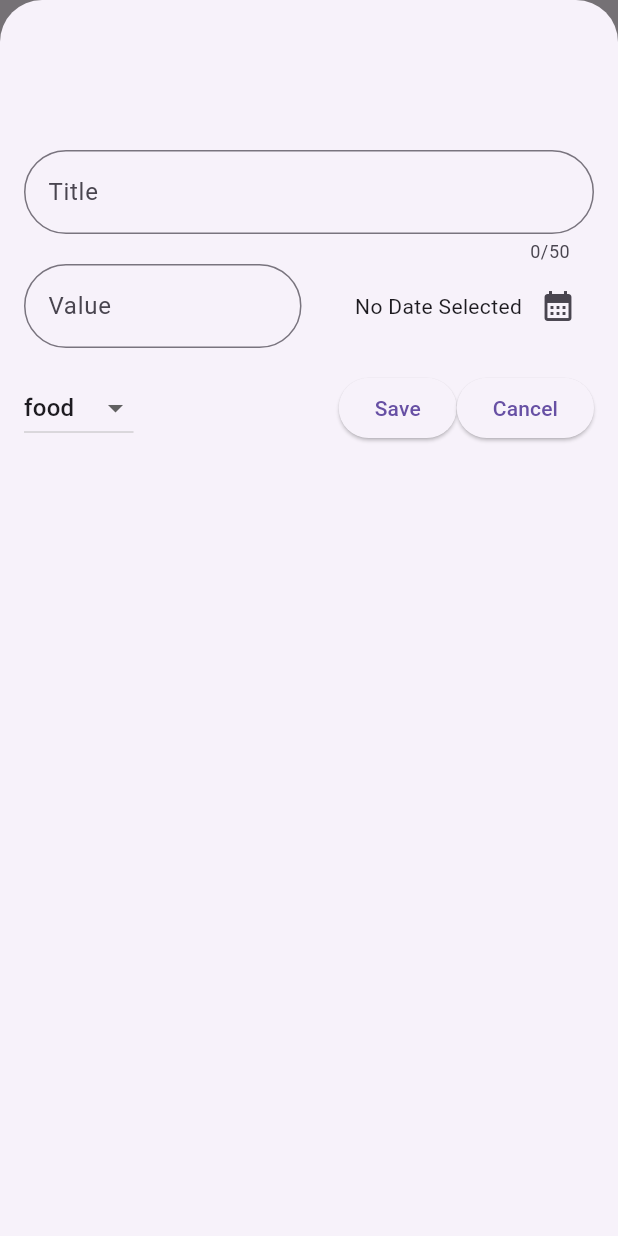
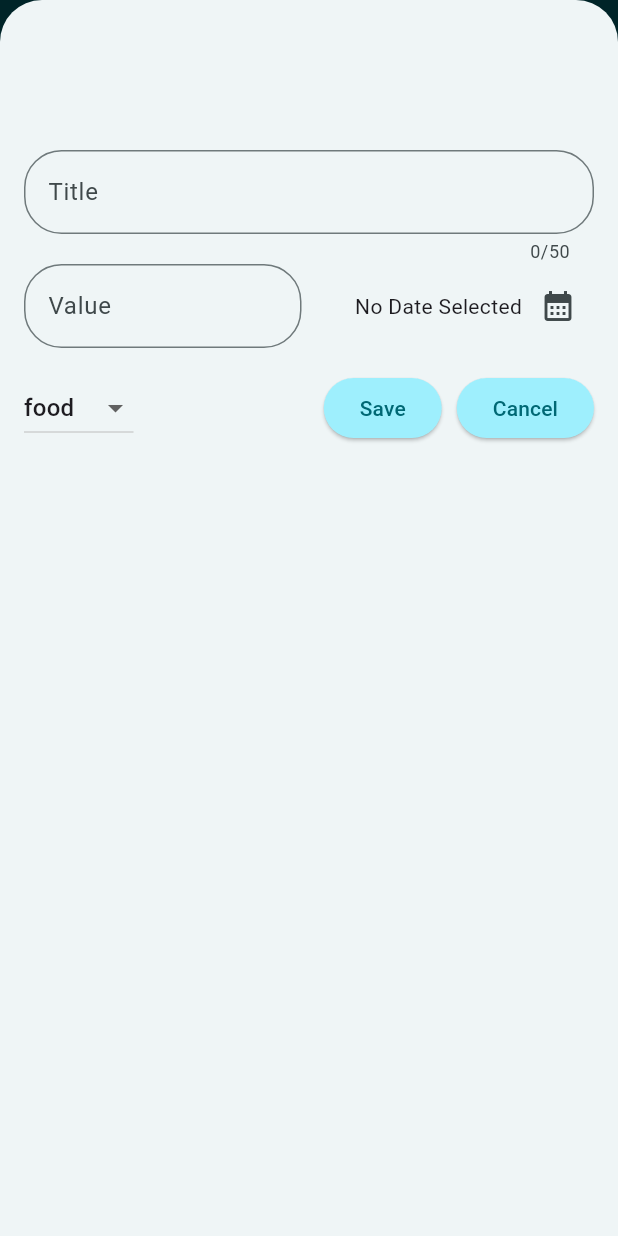
Before and after one commit to shinobi04/expense-tracker-app, a Flutter app: the screen it shows after launch, after a tap on the "add" icon, on a phone screen of 412 x 824 dp. Run offline on Flutter 3.47's test engine with Material 3 defaults, Android fonts, the phone set to English and light mode, and no system bars.

Commit message:
Expense app Completed

```diff
--- a/lib/main.dart
+++ b/lib/main.dart
@@ -1,9 +1,57 @@
 import 'package:expense_tracker/widgets/expenses.dart';
 import 'package:flutter/material.dart';
 
+var kColorScheme = ColorScheme.fromSeed(seedColor: Colors.cyan.shade400);
+var kDarkColorScheme = ColorScheme.fromSeed(
+    brightness: Brightness.dark, seedColor: Colors.blueGrey.shade800);
+
 void main() {
-  runApp(MaterialApp(
-    debugShowCheckedModeBanner: false,
-    home: Expenses(),
-  ));
+  runApp(
+    MaterialApp(
+      darkTheme: ThemeData.dark().copyWith(
+        colorScheme: kDarkColorScheme,
+        cardTheme: const CardTheme().copyWith(
+          color: kDarkColorScheme.secondaryContainer,
+          margin: const EdgeInsets.symmetric(
+            horizontal: 16,
+            vertical: 8,
+          ),
+        ),
+        elevatedButtonTheme: ElevatedButtonThemeData(
+          style: ElevatedButton.styleFrom(
+            backgroundColor: kDarkColorScheme.primaryContainer,
+            foregroundColor: kDarkColorScheme.onPrimaryContainer,
+          ),
+        ),
+      ),
+      theme: ThemeData().copyWith(
+        useMaterial3: true,
+        colorScheme: kColorScheme,
+        appBarTheme: const AppBarTheme().copyWith(
+          backgroundColor: kColorScheme.onPrimaryContainer,
+          foregroundColor: kColorScheme.primaryContainer,
+        ),
+        cardTheme: const CardTheme().copyWith(
+          color: kColorScheme.secondaryContainer,
+          margin: const EdgeInsets.symmetric(
+            horizontal: 16,
+            vertical: 8,
+          ),
+        ),
+        elevatedButtonTheme: ElevatedButtonThemeData(
+          style: ElevatedButton.styleFrom(
+            backgroundColor: kColorScheme.primaryContainer,
+          ),
+        ),
+        textTheme: ThemeData().textTheme.copyWith(
+              titleLarge: TextStyle(
+                fontWeight: FontWeight.bold,
+                color: kColorScheme.onSecondaryContainer,
+                fontSize: 16,
+              ),
+            ),
+      ),
+      home: const Expenses(),
+    ),
+  );
 }
--- a/lib/model/expense.dart
+++ b/lib/model/expense.dart
@@ -1,23 +1,18 @@
 import 'package:flutter/material.dart';
+import 'package:uuid/uuid.dart';
 import 'package:intl/intl.dart';
-import 'package:uuid/uuid.dart';
+
+final formatter = DateFormat.yMd();
 
 const uuid = Uuid();
 
-final formatter = DateFormat.yMd();
-
-enum Category {
-  food,
-  travel,
-  leisure,
-  work,
-}
+enum Category { food, travel, leisure, work }
 
 const categoryIcons = {
   Category.food: Icons.lunch_dining,
+  Category.travel: Icons.flight_takeoff,
   Category.leisure: Icons.movie,
-  Category.travel: Icons.flight_takeoff,
-  Category.work: Icons.work
+  Category.work: Icons.work,
 };
 
 class Expense {
@@ -38,3 +33,28 @@ class Expense {
     return formatter.format(date);
   }
 }
+
+class ExpenseBucket {
+  const ExpenseBucket({
+    required this.category,
+    required this.expenses,
+  });
+
+  ExpenseBucket.forCategory(List<Expense> allExpenses, this.category)
+      : expenses = allExpenses
+            .where((expense) => expense.category == category)
+            .toList();
+
+  final Category category;
+  final List<Expense> expenses;
+
+  double get totalExpenses {
+    double sum = 0;
+
+    for (final expense in expenses) {
+      sum += expense.amount; // sum = sum + expense.amount
+    }
+
+    return sum;
+  }
+}
--- a/lib/widgets/Expenses_list/expenses_item.dart
+++ b/lib/widgets/Expenses_list/expenses_item.dart
@@ -12,10 +12,13 @@ class ExpensesItem extends StatelessWidget {
         padding: const EdgeInsets.symmetric(horizontal: 20, vertical: 16),
         child: Column(
           children: [
-            Text(expenses.title),
+            Text(
+              expenses.title,
+              style: Theme.of(context).textTheme.titleLarge,
+            ),
             Row(
               children: [
-                Text('\₹ ${expenses.amount.toStringAsFixed(2)}'),
+                Text('₹ ${expenses.amount.toStringAsFixed(2)}'),
                 const Spacer(),
                 Row(
                   children: [
--- a/lib/widgets/Expenses_list/expenses_list.dart
+++ b/lib/widgets/Expenses_list/expenses_list.dart
@@ -3,14 +3,30 @@ import 'package:expense_tracker/widgets/Expenses_list/expenses_item.dart';
 import 'package:flutter/material.dart';
 
 class ExpensesList extends StatelessWidget {
-  const ExpensesList({super.key, required this.expenses});
+  const ExpensesList(
+      {super.key, required this.expenses, required this.onRemoveExpense});
+  final void Function(Expense expense) onRemoveExpense;
 
   final List<Expense> expenses;
 
   @override
   Widget build(BuildContext context) {
     return ListView.builder(
-        itemCount: expenses.length,
-        itemBuilder: (ctx, index) => ExpensesItem(expenses[index]));
+      itemCount: expenses.length,
+      itemBuilder: (ctx, index) => Dismissible(
+        background: Container(
+          color: Theme.of(context).colorScheme.error,
+          margin: EdgeInsets.symmetric(
+              horizontal: Theme.of(context).cardTheme.margin!.horizontal),
+        ),
+        key: ValueKey(
+          expenses[index],
+        ),
+        onDismissed: (direction) {
+          onRemoveExpense(expenses[index]);
+        },
+        child: ExpensesItem(expenses[index]),
+      ),
+    );
   }
 }
--- /dev/null
+++ b/lib/widgets/chart/chart.dart
@@ -0,0 +1,94 @@
+import 'package:expense_tracker/model/expense.dart';
+import 'package:flutter/material.dart';
+import 'package:expense_tracker/widgets/chart/chart_bar.dart';
+
+class Chart extends StatelessWidget {
+  const Chart({super.key, required this.expenses});
+
+  final List<Expense> expenses;
+
+  List<ExpenseBucket> get buckets {
+    return [
+      ExpenseBucket.forCategory(expenses, Category.food),
+      ExpenseBucket.forCategory(expenses, Category.leisure),
+      ExpenseBucket.forCategory(expenses, Category.travel),
+      ExpenseBucket.forCategory(expenses, Category.work),
+    ];
+  }
+
+  double get maxTotalExpense {
+    double maxTotalExpense = 0;
+
+    for (final bucket in buckets) {
+      if (bucket.totalExpenses > maxTotalExpense) {
+        maxTotalExpense = bucket.totalExpenses;
+      }
+    }
+
+    return maxTotalExpense;
+  }
+
+  @override
+  Widget build(BuildContext context) {
+    final isDarkMode =
+        MediaQuery.of(context).platformBrightness == Brightness.dark;
+    return Container(
+      margin: const EdgeInsets.all(16),
+      padding: const EdgeInsets.symmetric(
+        vertical: 16,
+        horizontal: 8,
+      ),
+      width: double.infinity,
+      height: 180,
+      decoration: BoxDecoration(
+        borderRadius: BorderRadius.circular(8),
+        gradient: LinearGradient(
+          colors: [
+            Theme.of(context).colorScheme.primary.withOpacity(0.3),
+            Theme.of(context).colorScheme.primary.withOpacity(0.0)
+          ],
+          begin: Alignment.bottomCenter,
+          end: Alignment.topCenter,
+        ),
+      ),
+      child: Column(
+        children: [
+          Expanded(
+            child: Row(
+              crossAxisAlignment: CrossAxisAlignment.end,
+              children: [
+                for (final bucket in buckets) // alternative to map()
+                  ChartBar(
+                    fill: bucket.totalExpenses == 0
+                        ? 0
+                        : bucket.totalExpenses / maxTotalExpense,
+                  )
+              ],
+            ),
+          ),
+          const SizedBox(height: 12),
+          Row(
+            children: buckets
+                .map(
+                  (bucket) => Expanded(
+                    child: Padding(
+                      padding: const EdgeInsets.symmetric(horizontal: 4),
+                      child: Icon(
+                        categoryIcons[bucket.category],
+                        color: isDarkMode
+                            ? Theme.of(context).colorScheme.secondary
+                            : Theme.of(context)
+                                .colorScheme
+                                .primary
+                                .withOpacity(0.7),
+                      ),
+                    ),
+                  ),
+                )
+                .toList(),
+          )
+        ],
+      ),
+    );
+  }
+}
--- /dev/null
+++ b/lib/widgets/chart/chart_bar.dart
@@ -0,0 +1,34 @@
+import 'package:flutter/material.dart';
+
+class ChartBar extends StatelessWidget {
+  const ChartBar({
+    super.key,
+    required this.fill,
+  });
+
+  final double fill;
+
+  @override
+  Widget build(BuildContext context) {
+    final isDarkMode =
+        MediaQuery.of(context).platformBrightness == Brightness.dark;
+    return Expanded(
+      child: Padding(
+        padding: const EdgeInsets.symmetric(horizontal: 4),
+        child: FractionallySizedBox(
+          heightFactor: fill,
+          child: DecoratedBox(
+            decoration: BoxDecoration(
+              shape: BoxShape.rectangle,
+              borderRadius:
+                  const BorderRadius.vertical(top: Radius.circular(8)),
+              color: isDarkMode
+                  ? Theme.of(context).colorScheme.secondary
+                  : Theme.of(context).colorScheme.primary.withOpacity(0.65),
+            ),
+          ),
+        ),
+      ),
+    );
+  }
+}
--- a/lib/widgets/expenses.dart
+++ b/lib/widgets/expenses.dart
@@ -1,37 +1,40 @@
-import 'package:expense_tracker/widgets/Expenses_list/expenses_list.dart';
 import 'package:expense_tracker/model/expense.dart';
+import 'package:flutter/material.dart';
 import 'package:expense_tracker/widgets/new_expense.dart';
-import 'package:flutter/material.dart';
+import 'package:expense_tracker/widgets/expenses_list/expenses_list.dart';
+import 'package:expense_tracker/widgets/chart/chart.dart';
 
 class Expenses extends StatefulWidget {
   const Expenses({super.key});
 
   @override
-  State<Expenses> createState() => _ExpensesState();
+  State<Expenses> createState() {
+    return _ExpensesState();
+  }
 }
 
 class _ExpensesState extends State<Expenses> {
   final List<Expense> _registeredExpenses = [
     Expense(
-        title: "My COurese",
-        amount: 500,
-        date: DateTime.now(),
-        category: Category.travel),
+      title: 'Flutter Course',
+      amount: 19.99,
+      date: DateTime.now(),
+      category: Category.work,
+    ),
     Expense(
-        title: "Youtube",
-        amount: 99,
-        date: DateTime.now(),
-        category: Category.food),
+      title: 'Cinema',
+      amount: 15.69,
+      date: DateTime.now(),
+      category: Category.leisure,
+    ),
   ];
-  void _openAddExpenseOverly() {
+
+  void _openAddExpenseOverlay() {
     showModalBottomSheet(
-        isScrollControlled: true,
-        context: context,
-        builder: (ctx) {
-          return NewExpense(
-            onAddExpense: _addExpense,
-          );
-        });
+      isScrollControlled: true,
+      context: context,
+      builder: (ctx) => NewExpense(onAddExpense: _addExpense),
+    );
   }
 
   void _addExpense(Expense expense) {
@@ -40,22 +43,56 @@ class _ExpensesState extends State<Expenses> {
     });
   }
 
+  void _removeExpense(Expense expense) {
+    final expenseIndex = _registeredExpenses.indexOf(expense);
+    setState(() {
+      _registeredExpenses.remove(expense);
+    });
+    ScaffoldMessenger.of(context).clearSnackBars();
+    ScaffoldMessenger.of(context).showSnackBar(
+      SnackBar(
+        duration: const Duration(seconds: 3),
+        content: const Text('Expense deleted.'),
+        action: SnackBarAction(
+          label: 'Undo',
+          onPressed: () {
+            setState(() {
+              _registeredExpenses.insert(expenseIndex, expense);
+            });
+          },
+        ),
+      ),
+    );
+  }
+
   @override
   Widget build(BuildContext context) {
+    Widget mainContent = const Center(
+      child: Text('No expenses found. Start adding some!'),
+    );
+
+    if (_registeredExpenses.isNotEmpty) {
+      mainContent = ExpensesList(
+        expenses: _registeredExpenses,
+        onRemoveExpense: _removeExpense,
+      );
+    }
+
     return Scaffold(
       appBar: AppBar(
-        title: Text("Expense Tracker "),
-        centerTitle: true,
+        title: const Text('Flutter ExpenseTracker'),
         actions: [
           IconButton(
-              onPressed: _openAddExpenseOverly, icon: const Icon(Icons.add))
+            onPressed: _openAddExpenseOverlay,
+            icon: const Icon(Icons.add),
+          ),
         ],
       ),
       body: Column(
         children: [
-          Text("Chart"),
+          Chart(expenses: _registeredExpenses),
           Expanded(
-            child: ExpensesList(expenses: _registeredExpenses),
+            child: mainContent,
           ),
         ],
       ),
--- a/lib/widgets/new_expense.dart
+++ b/lib/widgets/new_expense.dart
@@ -75,7 +75,7 @@ class _NewExpenseState extends State<NewExpense> {
             decoration: InputDecoration(
               label: Text("Title"),
               border:
-                  OutlineInputBorder(borderRadius: BorderRadius.circular(50)),
+                  OutlineInputBorder(borderRadius: BorderRadius.circular(25)),
             ),
           ),
           Row(
@@ -88,7 +88,7 @@ class _NewExpenseState extends State<NewExpense> {
                     prefixText: "₹ ",
                     label: Text("Value"),
                     border: OutlineInputBorder(
-                      borderRadius: BorderRadius.circular(50),
+                      borderRadius: BorderRadius.circular(25),
                     ),
                   ),
                 ),
@@ -143,6 +143,9 @@ class _NewExpenseState extends State<NewExpense> {
                 onPressed: _submitExpense,
                 child: Text("Save"),
               ),
+              SizedBox(
+                width: 10,
+              ),
               ElevatedButton(
                 onPressed: () {
                   Navigator.pop(context);
```
